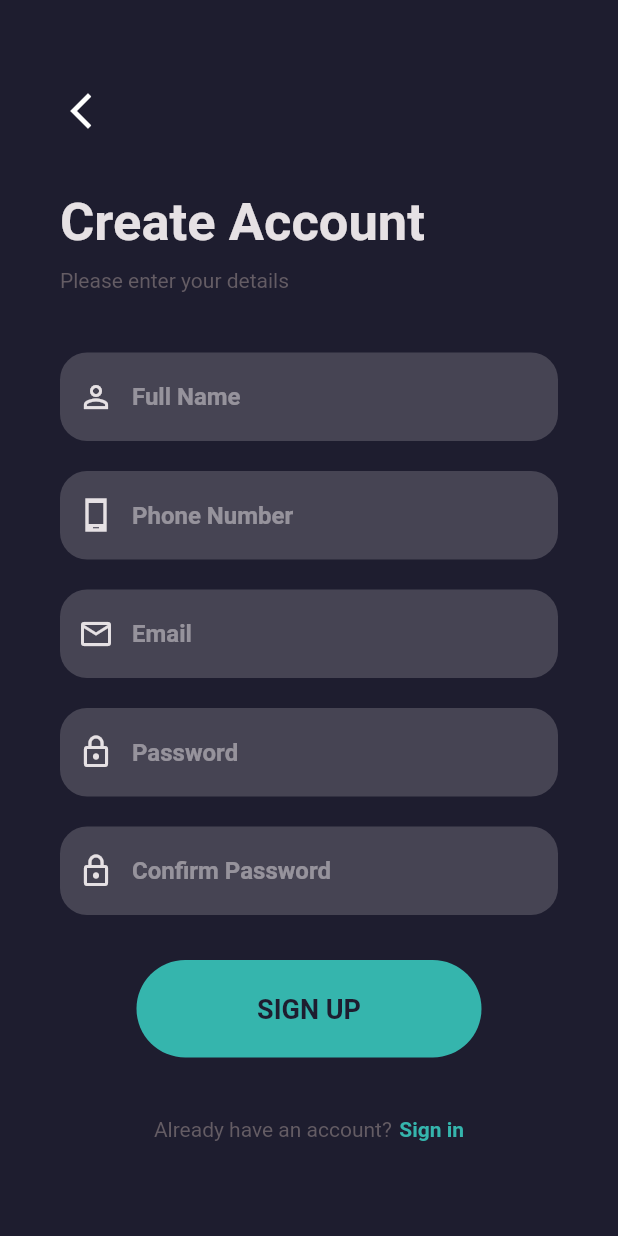
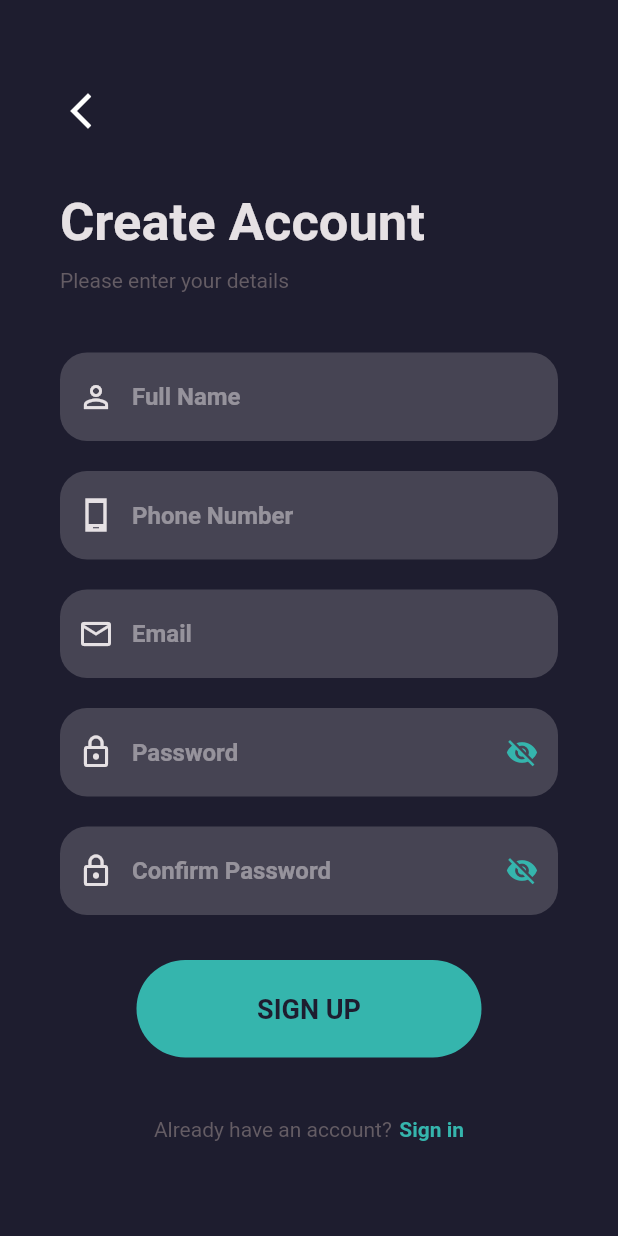
Before and after one commit to AyushPanchal/Firebase-Login-App, a Flutter app: the SignupPage screen opened by its route, on a phone screen of 412 x 824 dp. Run offline on Flutter 3.47's test engine with Material 2 defaults, Android fonts, the phone set to English and light mode, and no system bars; our stand-ins replace pinput.

```diff
--- a/lib/main.dart
+++ b/lib/main.dart
@@ -7,7 +7,7 @@ import 'package:login_app_firebase/screens/signup_page.dart';
 void main() {
   runApp(
     MaterialApp(
-      initialRoute: LoginPage.id,
+      initialRoute: OtpPage.id,
       routes: {
         LoginPage.id: (context) => const LoginPage(),
         SignupPage.id: (context) => const SignupPage(),
--- a/lib/screens/signup_page.dart
+++ b/lib/screens/signup_page.dart
@@ -8,6 +8,8 @@ import 'login_page.dart';
 
 class SignupPage extends StatefulWidget {
   static const id = "signup_page_id";
+  static bool _obscureTextPassword = true;
+  static bool _obscureTextConfirmPassword = true;
   const SignupPage({Key? key}) : super(key: key);
 
   @override
@@ -84,21 +86,39 @@ class _SignupPageState extends State<SignupPage> {
                 height: Dimensions.h20,
               ),
               CustomTextField(
-                obscureText: true,
+                obscureText: SignupPage._obscureTextPassword,
                 keyboardType: TextInputType.text,
                 fillColor: AppColours.activeColor.withOpacity(0.2),
                 prefixIcon: Icons.lock_outline,
                 hintText: 'Password',
+                onSuffixIconTap: () {
+                  setState(() {
+                    SignupPage._obscureTextPassword =
+                        !SignupPage._obscureTextPassword;
+                  });
+                },
+                suffixIcon: SignupPage._obscureTextPassword
+                    ? Icons.visibility_off
+                    : Icons.visibility,
               ),
               const SizedBox(
                 height: Dimensions.h20,
               ),
               CustomTextField(
-                obscureText: true,
+                obscureText: SignupPage._obscureTextConfirmPassword,
                 keyboardType: TextInputType.text,
                 fillColor: AppColours.activeColor.withOpacity(0.2),
                 prefixIcon: Icons.lock_outline,
                 hintText: 'Confirm Password',
+                onSuffixIconTap: () {
+                  setState(() {
+                    SignupPage._obscureTextConfirmPassword =
+                        !SignupPage._obscureTextConfirmPassword;
+                  });
+                },
+                suffixIcon: SignupPage._obscureTextConfirmPassword
+                    ? Icons.visibility_off
+                    : Icons.visibility,
               ),
               const SizedBox(
                 height: Dimensions.h20 * 3 / 2,
--- a/lib/widgets/custom_text_field.dart
+++ b/lib/widgets/custom_text_field.dart
@@ -3,13 +3,17 @@ import 'package:flutter/material.dart';
 import '../constants/colors.dart';
 
 class CustomTextField extends StatelessWidget {
+  IconData? suffixIcon;
+  VoidCallback? onSuffixIconTap;
   final TextInputType keyboardType;
   final Color fillColor;
   final IconData prefixIcon;
   final String hintText;
   final bool obscureText;
-  const CustomTextField({
+  CustomTextField({
     Key? key,
+    this.onSuffixIconTap,
+    this.suffixIcon,
     required this.fillColor,
     required this.prefixIcon,
     required this.hintText,
@@ -29,6 +33,14 @@ class CustomTextField extends StatelessWidget {
       cursorHeight: 20,
       cursorColor: AppColours.componentsColor,
       decoration: InputDecoration(
+        suffixIcon: GestureDetector(
+          onTap: onSuffixIconTap,
+          child: Icon(
+            suffixIcon,
+            color: AppColours.componentsColor,
+            size: 22,
+          ),
+        ),
         focusedBorder: OutlineInputBorder(
           borderSide: BorderSide(
             color: Colors.white.withOpacity(0.5),
```
Also changed, not shown: lib/screens/login_page.dart (+10 -1 lines), lib/screens/otp_page.dart (+20 -11 lines), assets/images/Mobile login-page.svg (added), assets/images/Mobile_login_png.png (added), assets/images/otp_page_image-removebg.png (added).
